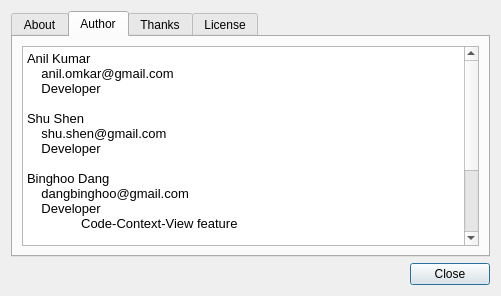
Before: the Qt Designer form src/ui/about.ui in dangbinghoo/SourceScope, drawn with Qt 5.
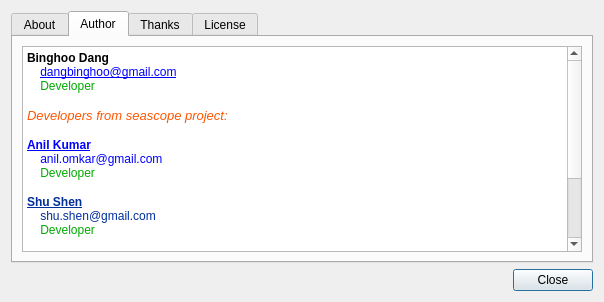
After: the same form once the commit is applied. The open tabs and pages were chosen to show the change.

Commit message: Project renamed to SourceScope;Try the kedit editor view;Add some icons

```diff
--- a/src/ui/about.ui
+++ b/src/ui/about.ui
@@ -6,8 +6,8 @@
    <rect>
     <x>0</x>
     <y>0</y>
-    <width>501</width>
-    <height>296</height>
+    <width>604</width>
+    <height>302</height>
    </rect>
   </property>
   <property name="windowTitle">
@@ -128,27 +128,28 @@
           <string>&lt;!DOCTYPE HTML PUBLIC &quot;-//W3C//DTD HTML 4.0//EN&quot; &quot;http://www.w3.org/TR/REC-html40/strict.dtd&quot;&gt;
 &lt;html&gt;&lt;head&gt;&lt;meta name=&quot;qrichtext&quot; content=&quot;1&quot; /&gt;&lt;style type=&quot;text/css&quot;&gt;
 p, li { white-space: pre-wrap; }
-&lt;/style&gt;&lt;/head&gt;&lt;body style=&quot; font-family:'Sans'; font-size:10pt; font-weight:400; font-style:normal;&quot;&gt;
-&lt;p style=&quot; margin-top:0px; margin-bottom:0px; margin-left:0px; margin-right:0px; -qt-block-indent:0; text-indent:0px;&quot;&gt;Anil Kumar&lt;/p&gt;
-&lt;p style=&quot; margin-top:0px; margin-bottom:0px; margin-left:0px; margin-right:0px; -qt-block-indent:0; text-indent:0px;&quot;&gt;    anil.omkar@gmail.com&lt;/p&gt;
-&lt;p style=&quot; margin-top:0px; margin-bottom:0px; margin-left:0px; margin-right:0px; -qt-block-indent:0; text-indent:0px;&quot;&gt;    Developer&lt;/p&gt;
-&lt;p style=&quot;-qt-paragraph-type:empty; margin-top:0px; margin-bottom:0px; margin-left:0px; margin-right:0px; -qt-block-indent:0; text-indent:0px;&quot;&gt;&lt;br /&gt;&lt;/p&gt;
-&lt;p style=&quot; margin-top:0px; margin-bottom:0px; margin-left:0px; margin-right:0px; -qt-block-indent:0; text-indent:0px;&quot;&gt;Shu Shen&lt;/p&gt;
-&lt;p style=&quot; margin-top:0px; margin-bottom:0px; margin-left:0px; margin-right:0px; -qt-block-indent:0; text-indent:0px;&quot;&gt;    shu.shen@gmail.com&lt;/p&gt;
-&lt;p style=&quot; margin-top:0px; margin-bottom:0px; margin-left:0px; margin-right:0px; -qt-block-indent:0; text-indent:0px;&quot;&gt;    Developer&lt;/p&gt;
-&lt;p style=&quot;-qt-paragraph-type:empty; margin-top:0px; margin-bottom:0px; margin-left:0px; margin-right:0px; -qt-block-indent:0; text-indent:0px;&quot;&gt;&lt;br /&gt;&lt;/p&gt;
-&lt;p style=&quot; margin-top:0px; margin-bottom:0px; margin-left:0px; margin-right:0px; -qt-block-indent:0; text-indent:0px;&quot;&gt;Binghoo Dang&lt;/p&gt;
-&lt;p style=&quot; margin-top:0px; margin-bottom:0px; margin-left:0px; margin-right:0px; -qt-block-indent:0; text-indent:0px;&quot;&gt;    dangbinghoo@gmail.com&lt;/p&gt;
-&lt;p style=&quot; margin-top:0px; margin-bottom:0px; margin-left:0px; margin-right:0px; -qt-block-indent:0; text-indent:0px;&quot;&gt;    Developer&lt;/p&gt;
-&lt;p style=&quot; margin-top:0px; margin-bottom:0px; margin-left:0px; margin-right:0px; -qt-block-indent:0; text-indent:0px;&quot;&gt;               Code-Context-View feature&lt;/p&gt;
-&lt;p style=&quot;-qt-paragraph-type:empty; margin-top:0px; margin-bottom:0px; margin-left:0px; margin-right:0px; -qt-block-indent:0; text-indent:0px;&quot;&gt;&lt;br /&gt;&lt;/p&gt;
-&lt;p style=&quot; margin-top:0px; margin-bottom:0px; margin-left:0px; margin-right:0px; -qt-block-indent:0; text-indent:0px;&quot;&gt;Anthony Liu&lt;/p&gt;
-&lt;p style=&quot; margin-top:0px; margin-bottom:0px; margin-left:0px; margin-right:0px; -qt-block-indent:0; text-indent:0px;&quot;&gt;    antliu@gmail.com&lt;/p&gt;
-&lt;p style=&quot; margin-top:0px; margin-bottom:0px; margin-left:0px; margin-right:0px; -qt-block-indent:0; text-indent:0px;&quot;&gt;    Developer&lt;/p&gt;
-&lt;p style=&quot;-qt-paragraph-type:empty; margin-top:0px; margin-bottom:0px; margin-left:0px; margin-right:0px; -qt-block-indent:0; text-indent:0px;&quot;&gt;&lt;br /&gt;&lt;/p&gt;
-&lt;p style=&quot; margin-top:0px; margin-bottom:0px; margin-left:0px; margin-right:0px; -qt-block-indent:0; text-indent:0px;&quot;&gt;Ratnesh Singh&lt;/p&gt;
-&lt;p style=&quot; margin-top:0px; margin-bottom:0px; margin-left:0px; margin-right:0px; -qt-block-indent:0; text-indent:0px;&quot;&gt;    tratneshsingh@gmail.com&lt;/p&gt;
-&lt;p style=&quot; margin-top:0px; margin-bottom:0px; margin-left:0px; margin-right:0px; -qt-block-indent:0; text-indent:0px;&quot;&gt;    Developer&lt;/p&gt;&lt;/body&gt;&lt;/html&gt;</string>
+&lt;/style&gt;&lt;/head&gt;&lt;body style=&quot; font-family:'Sans Serif'; font-size:9pt; font-weight:400; font-style:normal;&quot;&gt;
+&lt;p style=&quot; margin-top:0px; margin-bottom:0px; margin-left:0px; margin-right:0px; -qt-block-indent:0; text-indent:0px;&quot;&gt;&lt;span style=&quot; font-family:'Sans'; font-weight:600; color:#000000;&quot;&gt;Binghoo Dang&lt;/span&gt;&lt;/p&gt;
+&lt;p style=&quot; margin-top:0px; margin-bottom:0px; margin-left:0px; margin-right:0px; -qt-block-indent:0; text-indent:0px;&quot;&gt;&lt;span style=&quot; font-family:'Sans';&quot;&gt;    &lt;/span&gt;&lt;span style=&quot; font-family:'Sans'; text-decoration: underline; color:#0000ff;&quot;&gt;dangbinghoo@gmail.com&lt;/span&gt;&lt;/p&gt;
+&lt;p style=&quot; margin-top:0px; margin-bottom:0px; margin-left:0px; margin-right:0px; -qt-block-indent:0; text-indent:0px;&quot;&gt;&lt;span style=&quot; font-family:'Sans';&quot;&gt;    &lt;/span&gt;&lt;span style=&quot; font-family:'Sans'; color:#00aa00;&quot;&gt;Developer&lt;/span&gt;&lt;/p&gt;
+&lt;p style=&quot;-qt-paragraph-type:empty; margin-top:0px; margin-bottom:0px; margin-left:0px; margin-right:0px; -qt-block-indent:0; text-indent:0px; font-family:'Sans'; font-size:10pt;&quot;&gt;&lt;br /&gt;&lt;/p&gt;
+&lt;p style=&quot; margin-top:0px; margin-bottom:0px; margin-left:0px; margin-right:0px; -qt-block-indent:0; text-indent:0px;&quot;&gt;&lt;span style=&quot; font-family:'Sans'; font-size:10pt; font-style:italic; color:#ff5500;&quot;&gt;Developers from seascope project:&lt;/span&gt;&lt;/p&gt;
+&lt;p style=&quot;-qt-paragraph-type:empty; margin-top:0px; margin-bottom:0px; margin-left:0px; margin-right:0px; -qt-block-indent:0; text-indent:0px; font-family:'Sans'; font-size:10pt; font-style:italic; color:#ff5500;&quot;&gt;&lt;br /&gt;&lt;/p&gt;
+&lt;p style=&quot; margin-top:0px; margin-bottom:0px; margin-left:0px; margin-right:0px; -qt-block-indent:0; text-indent:0px;&quot;&gt;&lt;span style=&quot; font-family:'Sans'; font-weight:600; text-decoration: underline; color:#0000ff;&quot;&gt;Anil Kumar&lt;/span&gt;&lt;/p&gt;
+&lt;p style=&quot; margin-top:0px; margin-bottom:0px; margin-left:0px; margin-right:0px; -qt-block-indent:0; text-indent:0px;&quot;&gt;&lt;span style=&quot; font-family:'Sans'; color:#0000ff;&quot;&gt;    anil.omkar@gmail.com&lt;/span&gt;&lt;/p&gt;
+&lt;p style=&quot; margin-top:0px; margin-bottom:0px; margin-left:0px; margin-right:0px; -qt-block-indent:0; text-indent:0px;&quot;&gt;&lt;span style=&quot; font-family:'Sans'; color:#0000ff;&quot;&gt;    &lt;/span&gt;&lt;span style=&quot; font-family:'Sans'; color:#00aa00;&quot;&gt;Developer&lt;/span&gt;&lt;/p&gt;
+&lt;p style=&quot;-qt-paragraph-type:empty; margin-top:0px; margin-bottom:0px; margin-left:0px; margin-right:0px; -qt-block-indent:0; text-indent:0px; font-family:'Sans'; font-size:10pt;&quot;&gt;&lt;br /&gt;&lt;/p&gt;
+&lt;p style=&quot; margin-top:0px; margin-bottom:0px; margin-left:0px; margin-right:0px; -qt-block-indent:0; text-indent:0px;&quot;&gt;&lt;span style=&quot; font-family:'Sans'; font-weight:600; text-decoration: underline; color:#002e9a;&quot;&gt;Shu Shen&lt;/span&gt;&lt;/p&gt;
+&lt;p style=&quot; margin-top:0px; margin-bottom:0px; margin-left:0px; margin-right:0px; -qt-block-indent:0; text-indent:0px;&quot;&gt;&lt;span style=&quot; font-family:'Sans'; color:#002e9a;&quot;&gt;    shu.shen@gmail.com&lt;/span&gt;&lt;/p&gt;
+&lt;p style=&quot; margin-top:0px; margin-bottom:0px; margin-left:0px; margin-right:0px; -qt-block-indent:0; text-indent:0px;&quot;&gt;&lt;span style=&quot; font-family:'Sans'; color:#002e9a;&quot;&gt;    &lt;/span&gt;&lt;span style=&quot; font-family:'Sans'; color:#00aa00;&quot;&gt;Developer&lt;/span&gt;&lt;/p&gt;
+&lt;p style=&quot;-qt-paragraph-type:empty; margin-top:0px; margin-bottom:0px; margin-left:0px; margin-right:0px; -qt-block-indent:0; text-indent:0px; font-family:'Sans'; color:#002e9a;&quot;&gt;&lt;br /&gt;&lt;/p&gt;
+&lt;p style=&quot; margin-top:0px; margin-bottom:0px; margin-left:0px; margin-right:0px; -qt-block-indent:0; text-indent:0px;&quot;&gt;&lt;span style=&quot; font-family:'Sans'; font-weight:600; text-decoration: underline; color:#002e9a;&quot;&gt;Anthony Liu&lt;/span&gt;&lt;/p&gt;
+&lt;p style=&quot; margin-top:0px; margin-bottom:0px; margin-left:0px; margin-right:0px; -qt-block-indent:0; text-indent:0px;&quot;&gt;&lt;span style=&quot; font-family:'Sans'; color:#002e9a;&quot;&gt;    antliu@gmail.com&lt;/span&gt;&lt;/p&gt;
+&lt;p style=&quot; margin-top:0px; margin-bottom:0px; margin-left:0px; margin-right:0px; -qt-block-indent:0; text-indent:0px;&quot;&gt;&lt;span style=&quot; font-family:'Sans'; color:#002e9a;&quot;&gt;    &lt;/span&gt;&lt;span style=&quot; font-family:'Sans'; color:#00aa00;&quot;&gt;Developer&lt;/span&gt;&lt;/p&gt;
+&lt;p style=&quot;-qt-paragraph-type:empty; margin-top:0px; margin-bottom:0px; margin-left:0px; margin-right:0px; -qt-block-indent:0; text-indent:0px; font-family:'Sans'; color:#002e9a;&quot;&gt;&lt;br /&gt;&lt;/p&gt;
+&lt;p style=&quot; margin-top:0px; margin-bottom:0px; margin-left:0px; margin-right:0px; -qt-block-indent:0; text-indent:0px;&quot;&gt;&lt;span style=&quot; font-family:'Sans'; font-weight:600; text-decoration: underline; color:#002e9a;&quot;&gt;Ratnesh Singh&lt;/span&gt;&lt;/p&gt;
+&lt;p style=&quot; margin-top:0px; margin-bottom:0px; margin-left:0px; margin-right:0px; -qt-block-indent:0; text-indent:0px;&quot;&gt;&lt;span style=&quot; font-family:'Sans'; color:#002e9a;&quot;&gt;    tratneshsingh@gmail.com&lt;/span&gt;&lt;/p&gt;
+&lt;p style=&quot; margin-top:0px; margin-bottom:0px; margin-left:0px; margin-right:0px; -qt-block-indent:0; text-indent:0px;&quot;&gt;&lt;span style=&quot; font-family:'Sans'; color:#002e9a;&quot;&gt;    &lt;/span&gt;&lt;span style=&quot; font-family:'Sans'; color:#00aa00;&quot;&gt;Developer&lt;/span&gt;&lt;/p&gt;&lt;/body&gt;&lt;/html&gt;</string>
          </property>
          <property name="acceptRichText">
           <bool>true</bool>
```
Left out of the diff: 39 changed lines with no effect on the pictures. The commit also changes 91 other files.
